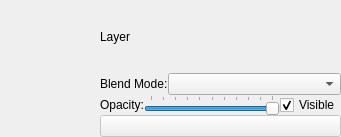
Before: the Qt Designer form designer/LayerWidgetUi.ui in skitzycat/beedraw, drawn with Qt 5.
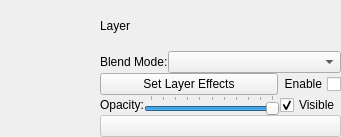
After: the same form once the commit is applied.

Commit message: Beginning UI changes for filters, new LayerFilterDialogUi dialog could allow adding and rearranging of order of filters, "Apply" to make effects permanent (like Photoshop)

```diff
--- a/designer/LayerWidgetUi.ui
+++ b/designer/LayerWidgetUi.ui
@@ -115,6 +115,42 @@
           </item>
          </layout>
         </item>
+        <item>
+         <layout class="QHBoxLayout" name="horizontalLayout_2">
+          <item>
+           <widget class="QPushButton" name="layer_effects_button">
+            <property name="toolTip">
+             <string>Configure filters applied to this layer</string>
+            </property>
+            <property name="text">
+             <string>Set Layer Effects</string>
+            </property>
+           </widget>
+          </item>
+          <item>
+           <widget class="QCheckBox" name="layer_effects_toggle">
+            <property name="sizePolicy">
+             <sizepolicy hsizetype="Fixed" vsizetype="Fixed">
+              <horstretch>0</horstretch>
+              <verstretch>0</verstretch>
+             </sizepolicy>
+            </property>
+            <property name="toolTip">
+             <string>Toggle whether all filters are applied to this layer</string>
+            </property>
+            <property name="layoutDirection">
+             <enum>Qt::RightToLeft</enum>
+            </property>
+            <property name="text">
+             <string>Enable</string>
+            </property>
+            <property name="tristate">
+             <bool>false</bool>
+            </property>
+           </widget>
+          </item>
+         </layout>
+        </item>
         <item>
          <layout class="QHBoxLayout">
           <property name="spacing">
```
The commit also changes 3 other files.
